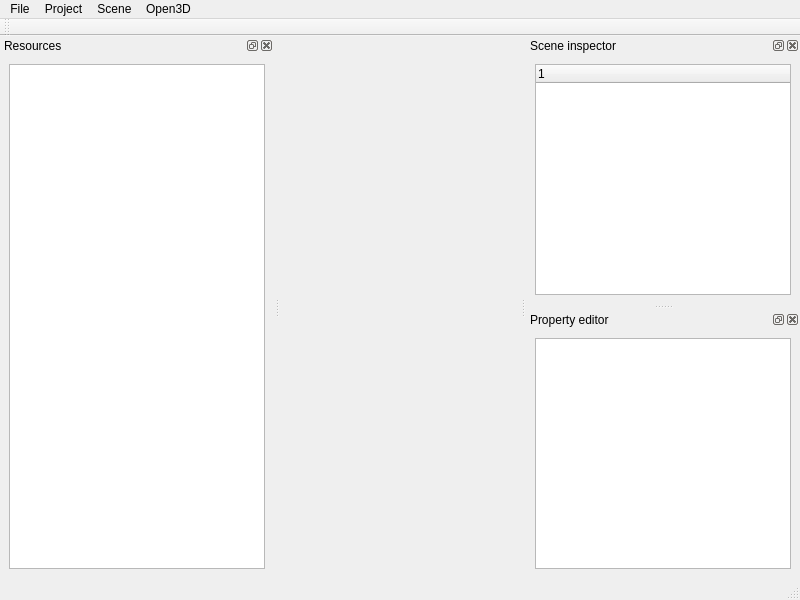
First picture: the form in src/view/mainWindow.ui, repository jsmtux/Op3nD, before the edit.
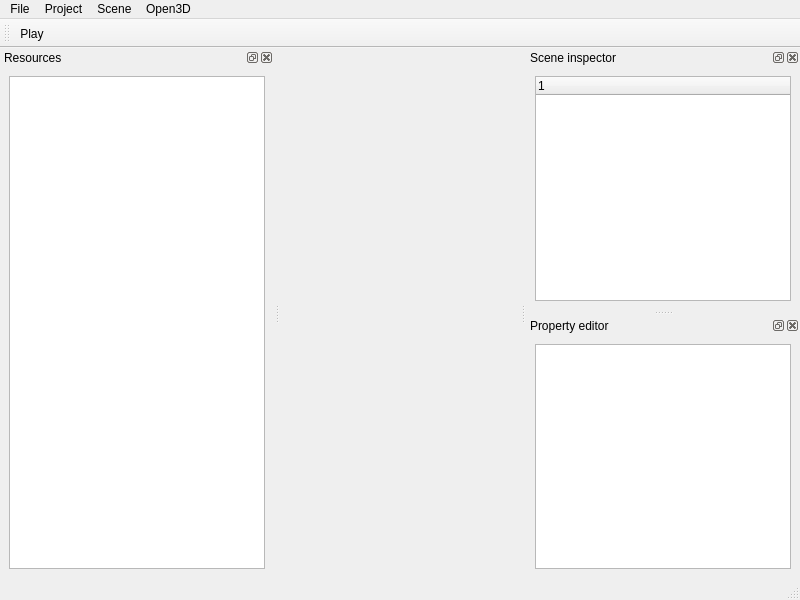
Second picture: the form after the edit. Custom widgets are drawn as their Qt base class.

```diff
--- a/src/view/mainWindow.ui
+++ b/src/view/mainWindow.ui
@@ -80,6 +80,7 @@
    <attribute name="toolBarBreak">
     <bool>false</bool>
    </attribute>
+   <addaction name="actionPlay"/>
   </widget>
   <widget class="QDockWidget" name="dockWidget">
    <property name="windowTitle">
@@ -127,7 +128,7 @@
    <widget class="QWidget" name="dockWidgetContents_3">
     <layout class="QHBoxLayout" name="horizontalLayout_4">
      <item>
-      <widget class="QTableView" name="tableView"/>
+      <widget class="QTreeView" name="tvProperties"/>
      </item>
     </layout>
    </widget>
@@ -207,19 +208,24 @@
     <string>Connect to server</string>
    </property>
   </action>
+  <action name="actionPlay">
+   <property name="text">
+    <string>Play</string>
+   </property>
+  </action>
  </widget>
  <customwidgets>
-  <customwidget>
-   <class>ImageTreeView</class>
-   <extends>QTreeView</extends>
-   <header>../src/InterfaceModule/ImageTreeView.h</header>
-  </customwidget>
   <customwidget>
    <class>QSFMLCanvas</class>
    <extends>QWidget</extends>
    <header>../src/InterfaceModule/QSFMLCanvas.h</header>
    <container>1</container>
   </customwidget>
+  <customwidget>
+   <class>ImageTreeView</class>
+   <extends>QTreeView</extends>
+   <header>../src/InterfaceModule/ImageTreeView.h</header>
+  </customwidget>
  </customwidgets>
  <resources/>
  <connections/>
```
